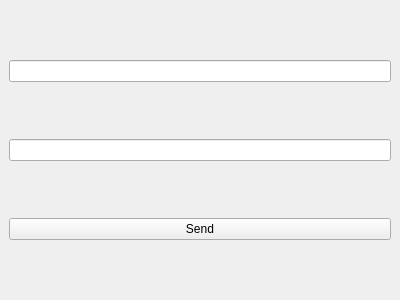
Old version of the form mainwindow.ui in the repository CoderBak/Surakarta-client.
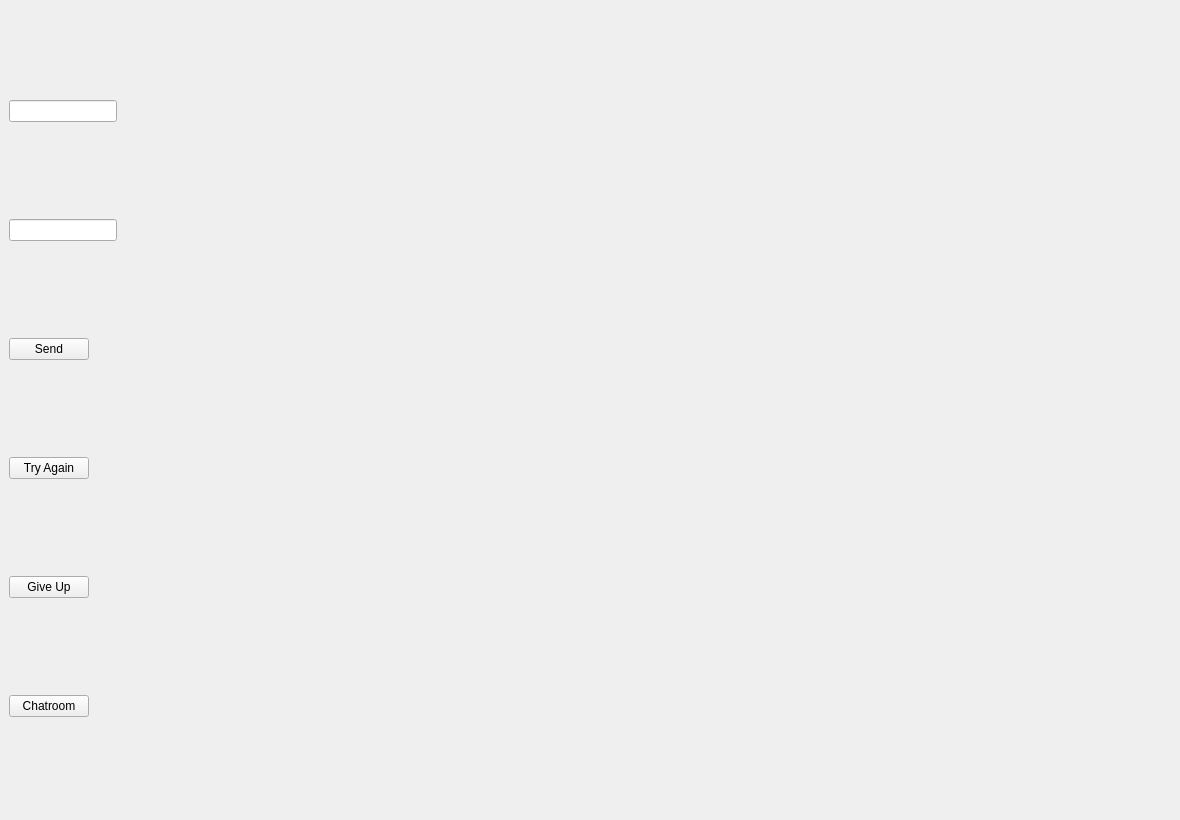
New version of the form.

Commit message: Reformat the code, beautify the layout and modify ui

```diff
--- a/mainwindow.ui
+++ b/mainwindow.ui
@@ -6,8 +6,8 @@
    <rect>
     <x>0</x>
     <y>0</y>
-    <width>400</width>
-    <height>300</height>
+    <width>1180</width>
+    <height>820</height>
    </rect>
   </property>
   <property name="windowTitle">
@@ -16,18 +16,77 @@
   <widget class="QWidget" name="centralWidget">
    <layout class="QVBoxLayout" name="verticalLayout">
     <item>
-     <widget class="QLineEdit" name="lineEdit1"/>
+     <widget class="QLineEdit" name="lineEdit1">
+      <property name="sizePolicy">
+       <sizepolicy hsizetype="Fixed" vsizetype="Fixed">
+        <horstretch>0</horstretch>
+        <verstretch>0</verstretch>
+       </sizepolicy>
+      </property>
+     </widget>
     </item>
     <item>
-     <widget class="QLineEdit" name="lineEdit2"/>
+     <widget class="QLineEdit" name="lineEdit2">
+      <property name="sizePolicy">
+       <sizepolicy hsizetype="Fixed" vsizetype="Fixed">
+        <horstretch>0</horstretch>
+        <verstretch>0</verstretch>
+       </sizepolicy>
+      </property>
+     </widget>
     </item>
     <item>
-     <widget class="QPushButton" name="pushButton">
+     <widget class="QPushButton" name="sendButton">
+      <property name="sizePolicy">
+       <sizepolicy hsizetype="Fixed" vsizetype="Fixed">
+        <horstretch>0</horstretch>
+        <verstretch>0</verstretch>
+       </sizepolicy>
+      </property>
       <property name="text">
        <string>Send</string>
       </property>
      </widget>
     </item>
+    <item>
+     <widget class="QPushButton" name="tryAgainButton">
+      <property name="sizePolicy">
+       <sizepolicy hsizetype="Fixed" vsizetype="Fixed">
+        <horstretch>0</horstretch>
+        <verstretch>0</verstretch>
+       </sizepolicy>
+      </property>
+      <property name="text">
+       <string>Try Again</string>
+      </property>
+     </widget>
+    </item>
+    <item>
+     <widget class="QPushButton" name="giveUpButton">
+      <property name="sizePolicy">
+       <sizepolicy hsizetype="Fixed" vsizetype="Fixed">
+        <horstretch>0</horstretch>
+        <verstretch>0</verstretch>
+       </sizepolicy>
+      </property>
+      <property name="text">
+       <string>Give Up</string>
+      </property>
+     </widget>
+    </item>
+    <item>
+     <widget class="QPushButton" name="openChatroomButton">
+      <property name="sizePolicy">
+       <sizepolicy hsizetype="Fixed" vsizetype="Fixed">
+        <horstretch>0</horstretch>
+        <verstretch>0</verstretch>
+       </sizepolicy>
+      </property>
+      <property name="text">
+       <string>Chatroom</string>
+      </property>
+     </widget>
+    </item>
    </layout>
   </widget>
  </widget>
```
The commit also changes 2 other files.
